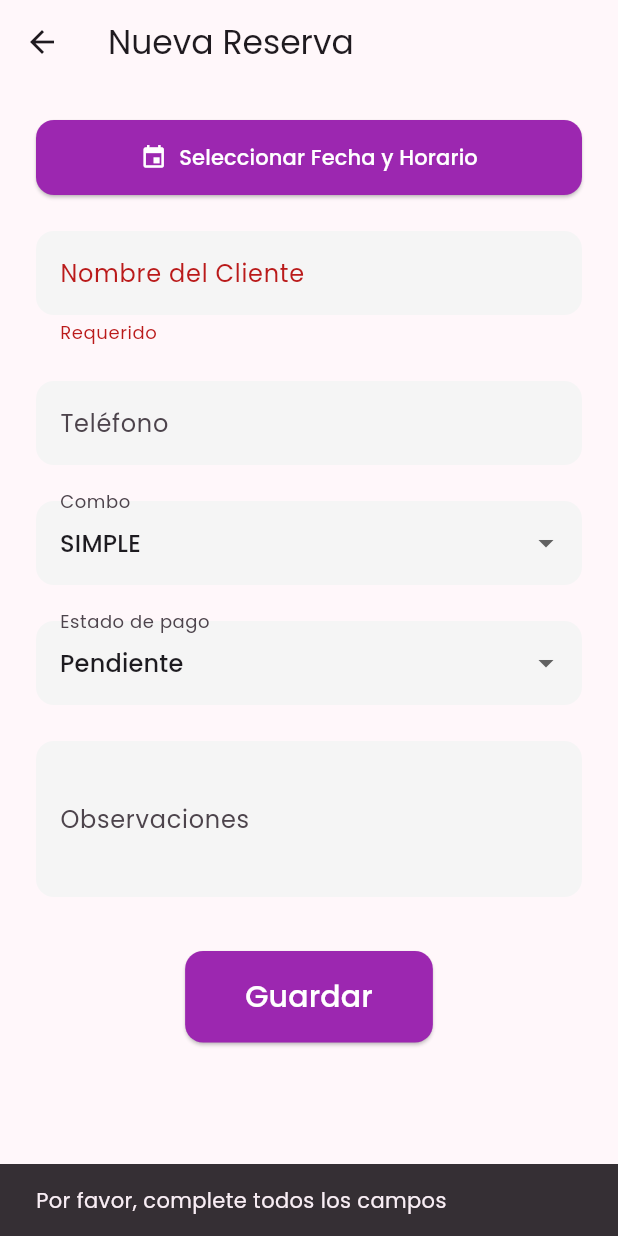
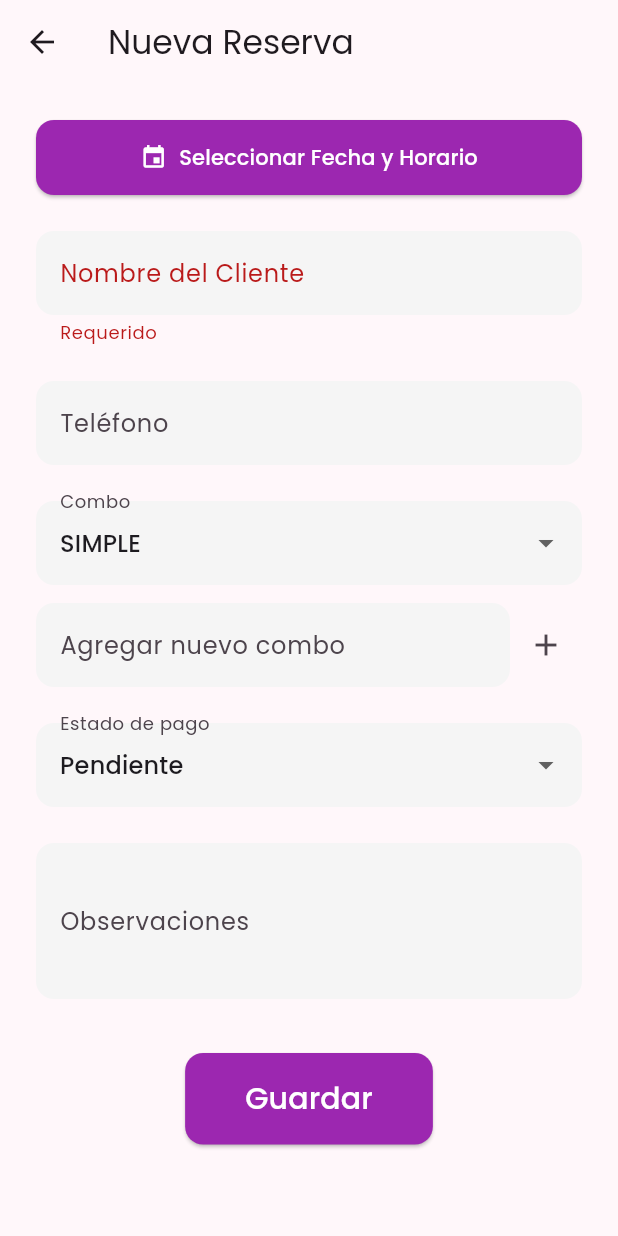
Before and after one commit to mica1470/Sistema-Eventos, a Flutter app: the NuevaReservaPantalla screen opened by its route, after a tap on "Guardar", on a phone screen of 412 x 824 dp. Run offline on Flutter 3.47's test engine with Material 3 defaults, Android fonts, the light colour scheme and no system bars; our stand-ins replace cloud_firestore, firebase_auth, firebase_core, google_fonts, shared_preferences; accounts and stored records are empty.

Commit message:
Disponibilidad y agregar combos de reserva

```diff
--- a/eventos_infantiles_web/lib/pantallas/nueva_reserva_pantalla.dart
+++ b/eventos_infantiles_web/lib/pantallas/nueva_reserva_pantalla.dart
@@ -1,5 +1,6 @@
 import 'package:cloud_firestore/cloud_firestore.dart';
 import 'package:flutter/material.dart';
+import 'package:shared_preferences/shared_preferences.dart';
 
 class NuevaReservaPantalla extends StatefulWidget {
   final Map<String, dynamic>? reservaExistente;
@@ -23,13 +24,17 @@ class _NuevaReservaPantallaState extends State<NuevaReservaPantalla> {
   final TextEditingController clienteController = TextEditingController();
   final TextEditingController telefonoController = TextEditingController();
   final TextEditingController observacionesController = TextEditingController();
+  final TextEditingController nuevoComboController = TextEditingController();
   Map<DateTime, bool> diasDisponibles = {};
   DateTime? fecha;
   TimeOfDay? horaInicio;
   TimeOfDay? horaFin;
   String combo = 'SIMPLE';
   String estadoPago = 'Pendiente';
+  List<String> horariosOcupados = [];
+  List<String> combos = []; // Importante que esté vacío al inicio
   bool cargando = false;
+
   final List<Map<String, TimeOfDay>> horariosDisponibles = [
     {
       'inicio': const TimeOfDay(hour: 14, minute: 0),
@@ -43,6 +48,7 @@ class _NuevaReservaPantallaState extends State<NuevaReservaPantalla> {
   @override
   void initState() {
     super.initState();
+    cargarCombos();
     cargarDiasDisponibles();
     if (widget.reservaExistente != null) {
       final r = widget.reservaExistente!;
@@ -67,25 +73,76 @@ class _NuevaReservaPantallaState extends State<NuevaReservaPantalla> {
     }
   }
 
+  Future<void> cargarCombos() async {
+    final prefs = await SharedPreferences.getInstance();
+    final listaGuardada = prefs.getStringList('combos');
+    setState(() {
+      combos = listaGuardada ?? ['COMBINADO', 'SIMPLE', 'COMPLETO'];
+      if (!combos.contains(combo)) {
+        combo = combos.first;
+      }
+    });
+  }
+
+  void agregarNuevoCombo() async {
+    final nuevo = nuevoComboController.text.trim().toUpperCase();
+    if (nuevo.isNotEmpty && !combos.contains(nuevo)) {
+      setState(() {
+        combos.add(nuevo);
+        combo = nuevo;
+        nuevoComboController.clear();
+      });
+
+      final prefs = await SharedPreferences.getInstance();
+      await prefs.setStringList('combos', combos);
+    }
+  }
+
+  DateTime normalizarFecha(DateTime fecha) {
+    return DateTime(fecha.year, fecha.month, fecha.day);
+  }
+
+  DateTime? obtenerPrimeraFechaDisponible(Map<DateTime, bool> diasDisponibles) {
+    final ahora = normalizarFecha(DateTime.now());
+    for (int i = 0; i <= 365; i++) {
+      final dia = ahora.add(Duration(days: i));
+      final diaNormalizado = normalizarFecha(dia);
+      if (diasDisponibles[diaNormalizado] == true) {
+        return diaNormalizado;
+      }
+    }
+    return null;
+  }
+
   Future<void> cargarDiasDisponibles() async {
     final ahora = DateTime.now();
     final snapshot = await FirebaseFirestore.instance
         .collection('reservas')
         .where('fecha', isGreaterThanOrEqualTo: ahora.toIso8601String())
         .get();
-    final conteoPorDia = <DateTime, int>{};
+    final conteoPorDia = <DateTime, Set<String>>{};
+
     for (var doc in snapshot.docs) {
       final fechaReserva = DateTime.tryParse(doc['fecha']);
       if (fechaReserva == null) continue;
+      final horaInicio =
+          TimeOfDay(hour: fechaReserva.hour, minute: fechaReserva.minute);
+
       final dia =
           DateTime(fechaReserva.year, fechaReserva.month, fechaReserva.day);
-      conteoPorDia[dia] = (conteoPorDia[dia] ?? 0) + 1;
+
+      // Representar el horario como string para compararlo fácilmente
+      final horarioStr = '${horaInicio.hour}:${horaInicio.minute}';
+
+      conteoPorDia[dia] = conteoPorDia[dia] ?? <String>{};
+      conteoPorDia[dia]!.add(horarioStr);
     }
+
     final nuevosDias = <DateTime, bool>{};
     for (int i = 0; i <= 365; i++) {
-      final dia = DateTime(ahora.year, ahora.month, ahora.day + i);
-      final cantidad = conteoPorDia[dia] ?? 0;
-      nuevosDias[dia] = cantidad < 2;
+      final dia = normalizarFecha(ahora.add(Duration(days: i)));
+      final ocupados = conteoPorDia[dia] ?? <String>{};
+      nuevosDias[dia] = ocupados.length < horariosDisponibles.length;
     }
     if (!mounted) return;
     setState(() {
@@ -94,60 +151,71 @@ class _NuevaReservaPantallaState extends State<NuevaReservaPantalla> {
   }
 
   Future<void> guardarReserva() async {
-    if (!formKey.currentState!.validate() ||
-        fecha == null ||
-        horaInicio == null ||
-        horaFin == null) {
-      if (!mounted) return;
+    if (!formKey.currentState!.validate()) {
+      // Si el formulario no es válido, no hacemos nada.
+      return;
+    }
+    if (fecha == null || horaInicio == null || horaFin == null) {
       ScaffoldMessenger.of(context).showSnackBar(
-        const SnackBar(content: Text('Por favor, complete todos los campos')),
+        const SnackBar(content: Text('Por favor, seleccione fecha y horario')),
       );
       return;
     }
-    final fechaInicioDT = DateTime(fecha!.year, fecha!.month, fecha!.day,
-        horaInicio!.hour, horaInicio!.minute);
-    final fechaFinDT = DateTime(
-        fecha!.year, fecha!.month, fecha!.day, horaFin!.hour, horaFin!.minute);
-    if (!fechaFinDT.isAfter(fechaInicioDT)) {
-      if (!mounted) return;
-      ScaffoldMessenger.of(context).showSnackBar(
-        const SnackBar(
-            content:
-                Text('La hora de fin debe ser posterior a la hora de inicio')),
+
+    setState(() {
+      cargando = true;
+    });
+
+    try {
+      final fechaHora = DateTime(
+        fecha!.year,
+        fecha!.month,
+        fecha!.day,
+        horaInicio!.hour,
+        horaInicio!.minute,
       );
-      return;
-    }
-    setState(() => cargando = true);
-    try {
-      final datosReserva = {
-        'cliente': clienteController.text.trim(),
-        'telefono': telefonoController.text.trim(),
+
+      final reservaData = {
+        'cliente': clienteController.text,
+        'telefono': telefonoController.text,
+        'observaciones': observacionesController.text,
         'combo': combo,
         'estadoPago': estadoPago,
-        'fecha': fechaInicioDT.toIso8601String(),
+        'fecha': fechaHora.toIso8601String(),
         'horaFin':
             '${horaFin!.hour.toString().padLeft(2, '0')}:${horaFin!.minute.toString().padLeft(2, '0')}',
-        'observaciones': observacionesController.text.trim(),
+        'timestamp': FieldValue.serverTimestamp(),
       };
-      final reservasRef = FirebaseFirestore.instance.collection('reservas');
+
+      final reservasCollection =
+          FirebaseFirestore.instance.collection('reservas');
+
       if (widget.reservaId != null) {
-        await reservasRef.doc(widget.reservaId).update(datosReserva);
+        // Editar reserva existente
+        await reservasCollection.doc(widget.reservaId).update(reservaData);
       } else {
-        await reservasRef.add({
-          ...datosReserva,
-          'creado': FieldValue.serverTimestamp(),
-        });
+        // Crear nueva reserva
+        await reservasCollection.add(reservaData);
       }
+
       if (!mounted) return;
-      Navigator.pop(context);
+
+      ScaffoldMessenger.of(context).showSnackBar(
+        const SnackBar(content: Text('Reserva guardada con éxito')),
+      );
+      Navigator.of(context).pushReplacementNamed('/dashboard');
+      print('Reserva guardada, intentando cerrar pantalla...');
     } catch (e) {
       if (!mounted) return;
       ScaffoldMessenger.of(context).showSnackBar(
-        SnackBar(content: Text('Error al guardar: $e')),
+        SnackBar(content: Text('Error al guardar reserva: $e')),
       );
     } finally {
-      if (!mounted) return;
-      setState(() => cargando = false);
+      if (mounted) {
+        setState(() {
+          cargando = false;
+        });
+      }
     }
   }
 
@@ -164,73 +232,86 @@ class _NuevaReservaPantallaState extends State<NuevaReservaPantalla> {
 
   Future<void> seleccionarFechaYHorario() async {
     final ahora = DateTime.now();
-    final seleccionFecha = await showDatePicker(
-      context: context,
-      initialDate: fecha ?? ahora,
-      firstDate: ahora,
-      lastDate: ahora.add(const Duration(days: 365)),
-      selectableDayPredicate: (dia) {
-        return diasDisponibles[dia] ?? true;
-      },
-    );
-    if (seleccionFecha == null) return;
-    final disponible = await estaFechaDisponible(seleccionFecha);
-    if (!disponible) {
+
+    DateTime? fechaInicial = obtenerPrimeraFechaDisponible(diasDisponibles);
+
+    if (fechaInicial == null) {
       if (!mounted) return;
       ScaffoldMessenger.of(context).showSnackBar(
-        const SnackBar(content: Text('Ese día ya está completo')),
+        const SnackBar(
+            content: Text('No hay fechas disponibles en el próximo año')),
       );
       return;
     }
+
+    final seleccionFecha = await showDatePicker(
+      context: context,
+      initialDate: fechaInicial,
+      firstDate: ahora,
+      lastDate: ahora.add(const Duration(days: 365)),
+      selectableDayPredicate: (dia) =>
+          diasDisponibles[normalizarFecha(dia)] ?? false,
+    );
+
+    if (!mounted || seleccionFecha == null) return;
+
     final fechaInicio =
         DateTime(seleccionFecha.year, seleccionFecha.month, seleccionFecha.day);
     final fechaFin = fechaInicio.add(const Duration(days: 1));
-    final reservas = await FirebaseFirestore.instance
+
+    final snapshot = await FirebaseFirestore.instance
         .collection('reservas')
         .where('fecha', isGreaterThanOrEqualTo: fechaInicio.toIso8601String())
         .where('fecha', isLessThan: fechaFin.toIso8601String())
         .get();
-    final horariosOcupados = reservas.docs
+
+    if (!mounted) return;
+
+    final horariosReservados = snapshot.docs
+        .where((doc) => widget.reservaId == null || doc.id != widget.reservaId)
         .map((doc) {
           final f = DateTime.tryParse(doc['fecha']);
           return f != null ? TimeOfDay(hour: f.hour, minute: f.minute) : null;
         })
         .whereType<TimeOfDay>()
         .toList();
-    final horariosDisponiblesFiltrados = horariosDisponibles.where((h) {
-      return !horariosOcupados.any((hora) =>
-          hora.hour == h['inicio']!.hour && hora.minute == h['inicio']!.minute);
+
+    final horariosDisponiblesFiltrados = horariosDisponibles.where((horario) {
+      return !horariosReservados.any((ocupado) =>
+          ocupado.hour == horario['inicio']!.hour &&
+          ocupado.minute == horario['inicio']!.minute);
     }).toList();
+
     if (horariosDisponiblesFiltrados.isEmpty) {
-      if (!mounted) return;
       ScaffoldMessenger.of(context).showSnackBar(
-        const SnackBar(content: Text('Ese día ya está completo')),
+        const SnackBar(
+            content: Text('No hay horarios disponibles para este día')),
       );
       return;
     }
-    final horarioElegido = await showDialog<Map<String, TimeOfDay>>(
+
+    final seleccionado = await showDialog<Map<String, TimeOfDay>>(
       context: context,
-      builder: (context) {
-        return SimpleDialog(
+      builder: (context) => SimpleDialog(
         title: const Text('Seleccionar horario'),
         children: horariosDisponiblesFiltrados.map((horario) {
-            final texto =
+          final label =
               '${horario['inicio']!.format(context)} - ${horario['fin']!.format(context)}';
           return SimpleDialogOption(
+            child: Text(label),
             onPressed: () => Navigator.pop(context, horario),
-              child: Text(texto),
           );
         }).toList(),
+      ),
     );
-      },
-    );
-    if (horarioElegido != null) {
+
+    if (!mounted || seleccionado == null) return;
+
     setState(() {
       fecha = seleccionFecha;
-        horaInicio = horarioElegido['inicio'];
-        horaFin = horarioElegido['fin'];
+      horaInicio = seleccionado['inicio'];
+      horaFin = seleccionado['fin'];
     });
-    }
   }
 
   @override
@@ -273,11 +354,30 @@ class _NuevaReservaPantallaState extends State<NuevaReservaPantalla> {
               const SizedBox(height: 24),
               DropdownButtonFormField<String>(
                 value: combo,
-                items: ['COMBINADO', 'SIMPLE', 'COMPLETO']
+                items: combos
                     .map((c) => DropdownMenuItem(value: c, child: Text(c)))
                     .toList(),
                 onChanged: (val) => setState(() => combo = val!),
                 decoration: const InputDecoration(labelText: 'Combo'),
+              ),
+              const SizedBox(height: 12),
+
+              // Campo para agregar nuevo combo
+              Row(
+                children: [
+                  Expanded(
+                    child: TextField(
+                      controller: nuevoComboController,
+                      decoration: const InputDecoration(
+                        hintText: 'Agregar nuevo combo',
+                      ),
+                    ),
+                  ),
+                  IconButton(
+                    icon: const Icon(Icons.add),
+                    onPressed: agregarNuevoCombo,
+                  ),
+                ],
               ),
               const SizedBox(height: 24),
               DropdownButtonFormField<String>(
@@ -316,4 +416,13 @@ class _NuevaReservaPantallaState extends State<NuevaReservaPantalla> {
       ),
     );
   }
+
+  @override
+  void dispose() {
+    clienteController.dispose();
+    telefonoController.dispose();
+    observacionesController.dispose();
+    nuevoComboController.dispose();
+    super.dispose();
   }
+}
--- a/eventos_infantiles_web/pubspec.yaml
+++ b/eventos_infantiles_web/pubspec.yaml
@@ -40,7 +40,10 @@ dependencies:
   googleapis: ^11.0.0
   googleapis_auth: ^1.4.1
   http: 1.4.0
-  url_launcher: ^6.2.0 # The following adds the Cupertino Icons font to your application.
+  url_launcher: ^6.2.0
+  shared_preferences: ^2.2.2
+
+  # The following adds the Cupertino Icons font to your application.
   # Use with the CupertinoIcons class for iOS style icons.
   cupertino_icons: ^1.0.8
 
```
Also changed, not shown: eventos_infantiles_web/lib/pantallas/dashboard_pantalla.dart (+18 -13 lines). Lines whose indentation alone changed are shown as unchanged.
